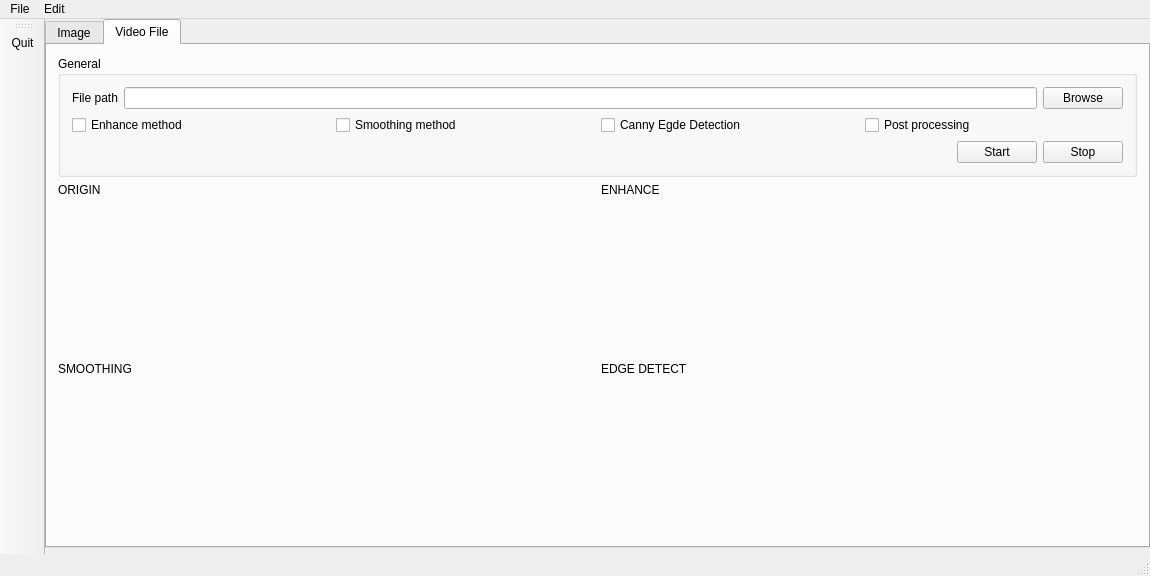
This is mainwindow.ui in xuanthanhbk92/QtOpenCv as Qt 5 draws it before an edit. The edited form follows.
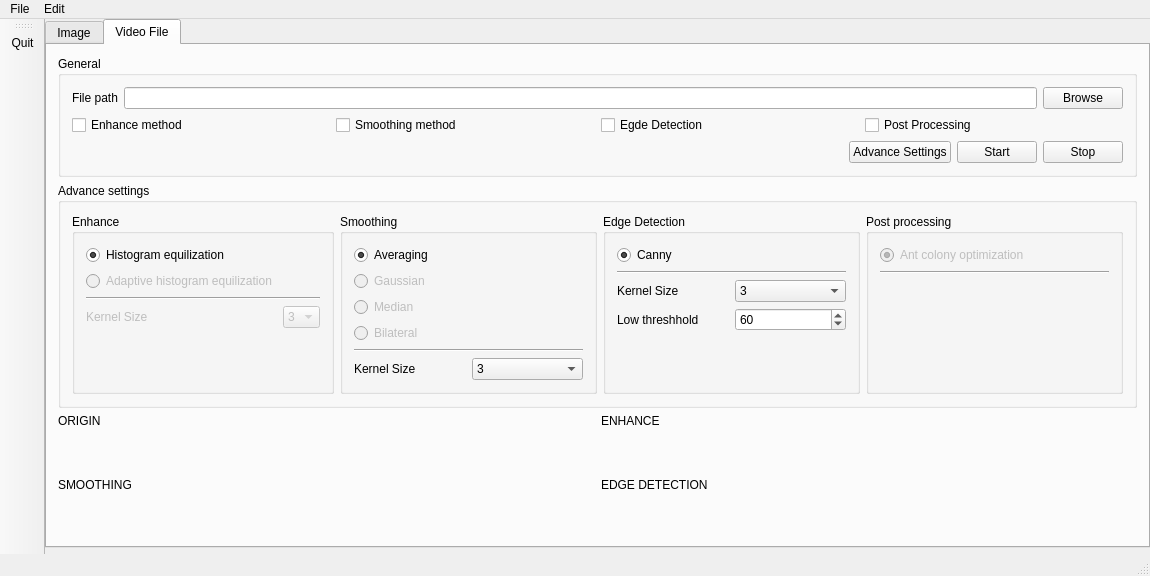
This is the edited form. Icons and pictures are not drawn. Custom widgets are drawn as their Qt base class.

Commit message: Complete all function for video edge detection

Patch:
```diff
--- a/mainwindow.ui
+++ b/mainwindow.ui
@@ -277,7 +277,7 @@
         <string>Video File</string>
        </attribute>
        <layout class="QGridLayout" name="gridLayout_3">
-        <item row="2" column="0">
+        <item row="3" column="0">
          <widget class="CQtOpenCVViewerGl" name="OriginVideo" native="true">
           <property name="sizePolicy">
            <sizepolicy hsizetype="Expanding" vsizetype="Expanding">
@@ -287,7 +287,7 @@
           </property>
          </widget>
         </item>
-        <item row="1" column="0">
+        <item row="2" column="0">
          <widget class="QLabel" name="LaOrigin_3">
           <property name="sizePolicy">
            <sizepolicy hsizetype="Preferred" vsizetype="Maximum">
@@ -300,7 +300,7 @@
           </property>
          </widget>
         </item>
-        <item row="1" column="1">
+        <item row="2" column="1">
          <widget class="QLabel" name="LaOrigin_4">
           <property name="sizePolicy">
            <sizepolicy hsizetype="Preferred" vsizetype="Maximum">
@@ -359,14 +359,14 @@
              <item>
               <widget class="QCheckBox" name="cbCannyEdgeDetection">
                <property name="text">
-                <string>Canny Egde Detection</string>
+                <string>Egde Detection</string>
                </property>
               </widget>
              </item>
              <item>
               <widget class="QCheckBox" name="cbPostProcessing">
                <property name="text">
-                <string>Post processing</string>
+                <string>Post Processing</string>
                </property>
               </widget>
              </item>
@@ -387,6 +387,19 @@
                </property>
               </spacer>
              </item>
+             <item>
+              <widget class="QPushButton" name="btnAdvanceSetting">
+               <property name="text">
+                <string>Advance Settings</string>
+               </property>
+               <property name="checkable">
+                <bool>true</bool>
+               </property>
+               <property name="checked">
+                <bool>false</bool>
+               </property>
+              </widget>
+             </item>
              <item>
               <widget class="QPushButton" name="btnVideoProcess">
                <property name="text">
@@ -406,7 +419,7 @@
           </layout>
          </widget>
         </item>
-        <item row="3" column="1">
+        <item row="4" column="1">
          <widget class="QLabel" name="LaOrigin_6">
           <property name="sizePolicy">
            <sizepolicy hsizetype="Preferred" vsizetype="Maximum">
@@ -415,11 +428,11 @@
            </sizepolicy>
           </property>
           <property name="text">
-           <string>EDGE DETECT</string>
+           <string>EDGE DETECTION</string>
           </property>
          </widget>
         </item>
-        <item row="3" column="0">
+        <item row="4" column="0">
          <widget class="QLabel" name="LaOrigin_5">
           <property name="sizePolicy">
            <sizepolicy hsizetype="Preferred" vsizetype="Maximum">
@@ -432,7 +445,7 @@
           </property>
          </widget>
         </item>
-        <item row="4" column="0">
+        <item row="5" column="0">
          <widget class="CQtOpenCVViewerGl" name="VideoSmooth" native="true">
           <property name="sizePolicy">
            <sizepolicy hsizetype="Expanding" vsizetype="Expanding">
@@ -442,7 +455,7 @@
           </property>
          </widget>
         </item>
-        <item row="2" column="1">
+        <item row="3" column="1">
          <widget class="CQtOpenCVViewerGl" name="VideoEnhance" native="true">
           <property name="sizePolicy">
            <sizepolicy hsizetype="Expanding" vsizetype="Expanding">
@@ -452,7 +465,7 @@
           </property>
          </widget>
         </item>
-        <item row="4" column="1">
+        <item row="5" column="1">
          <widget class="CQtOpenCVViewerGl" name="EgdeVideo" native="true">
           <property name="sizePolicy">
            <sizepolicy hsizetype="Expanding" vsizetype="Expanding">
@@ -462,6 +475,356 @@
           </property>
          </widget>
         </item>
+        <item row="1" column="0" colspan="2">
+         <widget class="QGroupBox" name="gbAdvanceSetting">
+          <property name="sizePolicy">
+           <sizepolicy hsizetype="Preferred" vsizetype="Preferred">
+            <horstretch>0</horstretch>
+            <verstretch>0</verstretch>
+           </sizepolicy>
+          </property>
+          <property name="title">
+           <string>Advance settings</string>
+          </property>
+          <layout class="QGridLayout" name="gridLayout_4">
+           <item row="0" column="3">
+            <widget class="QGroupBox" name="groupBox_5">
+             <property name="sizePolicy">
+              <sizepolicy hsizetype="Preferred" vsizetype="Preferred">
+               <horstretch>0</horstretch>
+               <verstretch>0</verstretch>
+              </sizepolicy>
+             </property>
+             <property name="title">
+              <string>Post processing</string>
+             </property>
+             <property name="flat">
+              <bool>true</bool>
+             </property>
+             <layout class="QGridLayout" name="gridLayout_8">
+              <item row="0" column="0">
+               <widget class="QRadioButton" name="radioButton_4">
+                <property name="enabled">
+                 <bool>false</bool>
+                </property>
+                <property name="text">
+                 <string>Ant colony optimization</string>
+                </property>
+                <property name="checked">
+                 <bool>true</bool>
+                </property>
+               </widget>
+              </item>
+              <item row="1" column="0">
+               <widget class="Line" name="line_4">
+                <property name="orientation">
+                 <enum>Qt::Horizontal</enum>
+                </property>
+               </widget>
+              </item>
+              <item row="2" column="0">
+               <spacer name="verticalSpacer_3">
+                <property name="orientation">
+                 <enum>Qt::Vertical</enum>
+                </property>
+                <property name="sizeHint" stdset="0">
+                 <size>
+                  <width>20</width>
+                  <height>40</height>
+                 </size>
+                </property>
+               </spacer>
+              </item>
+             </layout>
+            </widget>
+           </item>
+           <item row="0" column="2">
+            <widget class="QGroupBox" name="groupBox_4">
+             <property name="sizePolicy">
+              <sizepolicy hsizetype="Preferred" vsizetype="Preferred">
+               <horstretch>0</horstretch>
+               <verstretch>0</verstretch>
+              </sizepolicy>
+             </property>
+             <property name="title">
+              <string>Edge Detection</string>
+             </property>
+             <property name="flat">
+              <bool>true</bool>
+             </property>
+             <layout class="QGridLayout" name="gridLayout_7">
+              <item row="0" column="0">
+               <widget class="QRadioButton" name="radioButton_3">
+                <property name="text">
+                 <string>Canny</string>
+                </property>
+                <property name="checked">
+                 <bool>true</bool>
+                </property>
+               </widget>
+              </item>
+              <item row="1" column="0" colspan="2">
+               <widget class="Line" name="line_3">
+                <property name="orientation">
+                 <enum>Qt::Horizontal</enum>
+                </property>
+               </widget>
+              </item>
+              <item row="2" column="1">
+               <widget class="QComboBox" name="cbEdgeDetectionKernelSize">
+                <item>
+                 <property name="text">
+                  <string>3</string>
+                 </property>
+                </item>
+                <item>
+                 <property name="text">
+                  <string>5</string>
+                 </property>
+                </item>
+                <item>
+                 <property name="text">
+                  <string>7</string>
+                 </property>
+                </item>
+               </widget>
+              </item>
+              <item row="2" column="0">
+               <widget class="QLabel" name="lblEdgeDetectKernelSize">
+                <property name="text">
+                 <string>Kernel Size</string>
+                </property>
+               </widget>
+              </item>
+              <item row="3" column="1">
+               <widget class="QSpinBox" name="spnEdgeDetectCannyLowThreshold">
+                <property name="maximum">
+                 <number>150</number>
+                </property>
+                <property name="value">
+                 <number>60</number>
+                </property>
+               </widget>
+              </item>
+              <item row="3" column="0">
+               <widget class="QLabel" name="lblEdgeDetectCannyThreshold">
+                <property name="text">
+                 <string>Low threshhold</string>
+                </property>
+               </widget>
+              </item>
+              <item row="4" column="1">
+               <spacer name="verticalSpacer_4">
+                <property name="orientation">
+                 <enum>Qt::Vertical</enum>
+                </property>
+                <property name="sizeHint" stdset="0">
+                 <size>
+                  <width>20</width>
+                  <height>40</height>
+                 </size>
+                </property>
+               </spacer>
+              </item>
+             </layout>
+            </widget>
+           </item>
+           <item row="0" column="1">
+            <widget class="QGroupBox" name="groupBox_3">
+             <property name="sizePolicy">
+              <sizepolicy hsizetype="Preferred" vsizetype="Preferred">
+               <horstretch>0</horstretch>
+               <verstretch>0</verstretch>
+              </sizepolicy>
+             </property>
+             <property name="title">
+              <string>Smoothing</string>
+             </property>
+             <property name="flat">
+              <bool>true</bool>
+             </property>
+             <layout class="QGridLayout" name="gridLayout_6">
+              <item row="5" column="1">
+               <widget class="QComboBox" name="cbSmoothKernelSize">
+                <item>
+                 <property name="text">
+                  <string>3</string>
+                 </property>
+                </item>
+                <item>
+                 <property name="text">
+                  <string>5</string>
+                 </property>
+                </item>
+                <item>
+                 <property name="text">
+                  <string>7</string>
+                 </property>
+                </item>
+               </widget>
+              </item>
+              <item row="4" column="0" colspan="2">
+               <widget class="Line" name="line_2">
+                <property name="orientation">
+                 <enum>Qt::Horizontal</enum>
+                </property>
+               </widget>
+              </item>
+              <item row="5" column="0">
+               <widget class="QLabel" name="lblSmoothKernelSize">
+                <property name="text">
+                 <string>Kernel Size</string>
+                </property>
+               </widget>
+              </item>
+              <item row="0" column="0">
+               <widget class="QRadioButton" name="radioButton_2">
+                <property name="text">
+                 <string>Averaging</string>
+                </property>
+                <property name="checked">
+                 <bool>true</bool>
+                </property>
+               </widget>
+              </item>
+              <item row="2" column="0">
+               <widget class="QRadioButton" name="radioButton_7">
+                <property name="enabled">
+                 <bool>false</bool>
+                </property>
+                <property name="text">
+                 <string>Median</string>
+                </property>
+                <property name="checked">
+                 <bool>false</bool>
+                </property>
+               </widget>
+              </item>
+              <item row="1" column="0">
+               <widget class="QRadioButton" name="radioButton_6">
+                <property name="enabled">
+                 <bool>false</bool>
+                </property>
+                <property name="text">
+                 <string>Gaussian</string>
+                </property>
+                <property name="checked">
+                 <bool>false</bool>
+                </property>
+               </widget>
+              </item>
+              <item row="3" column="0">
+               <widget class="QRadioButton" name="radioButton_8">
+                <property name="enabled">
+                 <bool>false</bool>
+                </property>
+                <property name="text">
+                 <string>Bilateral</string>
+                </property>
+                <property name="checked">
+                 <bool>false</bool>
+                </property>
+               </widget>
+              </item>
+             </layout>
+            </widget>
+           </item>
+           <item row="0" column="0">
+            <widget class="QGroupBox" name="groupBox_2">
+             <property name="sizePolicy">
+              <sizepolicy hsizetype="Preferred" vsizetype="Preferred">
+               <horstretch>0</horstretch>
+               <verstretch>0</verstretch>
+              </sizepolicy>
+             </property>
+             <property name="title">
+              <string>Enhance</string>
+             </property>
+             <property name="flat">
+              <bool>true</bool>
+             </property>
+             <layout class="QGridLayout" name="gridLayout_5">
+              <item row="3" column="0">
+               <widget class="QLabel" name="lblEnhanceKernelSize">
+                <property name="enabled">
+                 <bool>false</bool>
+                </property>
+                <property name="text">
+                 <string>Kernel Size</string>
+                </property>
+               </widget>
+              </item>
+              <item row="3" column="1">
+               <widget class="QComboBox" name="cbEnhanceKernelSize">
+                <property name="enabled">
+                 <bool>false</bool>
+                </property>
+                <item>
+                 <property name="text">
+                  <string>3</string>
+                 </property>
+                </item>
+                <item>
+                 <property name="text">
+                  <string>5</string>
+                 </property>
+                </item>
+                <item>
+                 <property name="text">
+                  <string>7</string>
+                 </property>
+                </item>
+               </widget>
+              </item>
+              <item row="2" column="0" colspan="2">
+               <widget class="Line" name="line">
+                <property name="orientation">
+                 <enum>Qt::Horizontal</enum>
+                </property>
+               </widget>
+              </item>
+              <item row="0" column="0">
+               <widget class="QRadioButton" name="radioButton">
+                <property name="text">
+                 <string>Histogram equilization</string>
+                </property>
+                <property name="checked">
+                 <bool>true</bool>
+                </property>
+               </widget>
+              </item>
+              <item row="4" column="1">
+               <spacer name="verticalSpacer_2">
+                <property name="orientation">
+                 <enum>Qt::Vertical</enum>
+                </property>
+                <property name="sizeHint" stdset="0">
+                 <size>
+                  <width>20</width>
+                  <height>40</height>
+                 </size>
+                </property>
+               </spacer>
+              </item>
+              <item row="1" column="0">
+               <widget class="QRadioButton" name="rdbAdaptiveHistogramEquilization">
+                <property name="enabled">
+                 <bool>false</bool>
+                </property>
+                <property name="text">
+                 <string>Adaptive histogram equilization</string>
+                </property>
+                <property name="checked">
+                 <bool>false</bool>
+                </property>
+               </widget>
+              </item>
+             </layout>
+            </widget>
+           </item>
+          </layout>
+         </widget>
+        </item>
        </layout>
       </widget>
      </widget>
```
The commit also changes 6 other files.
